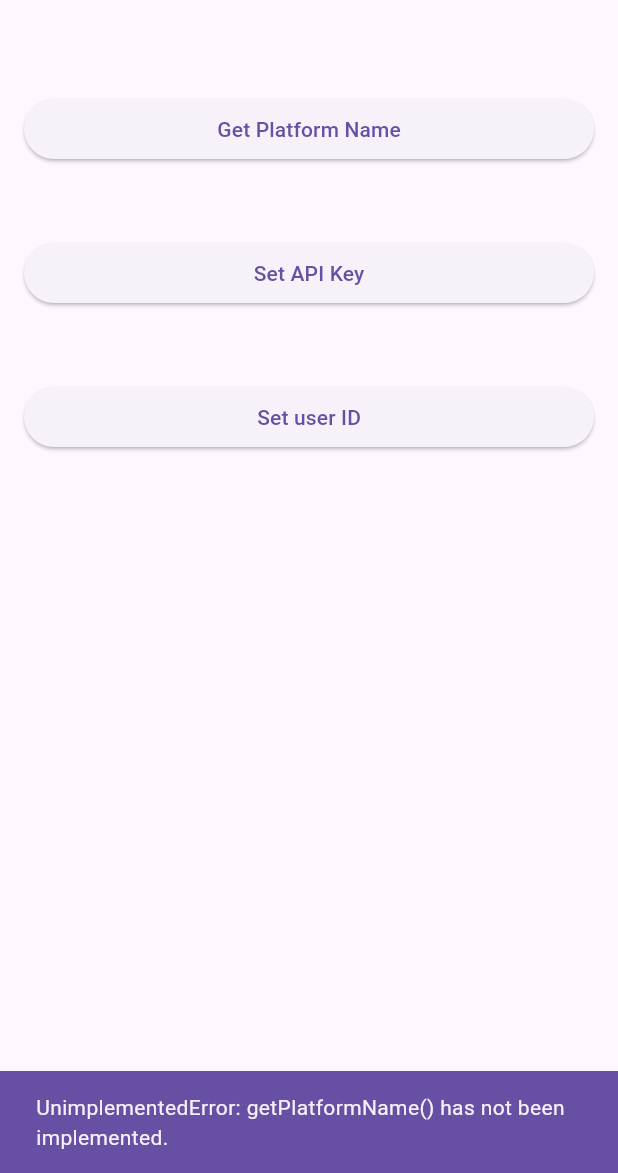
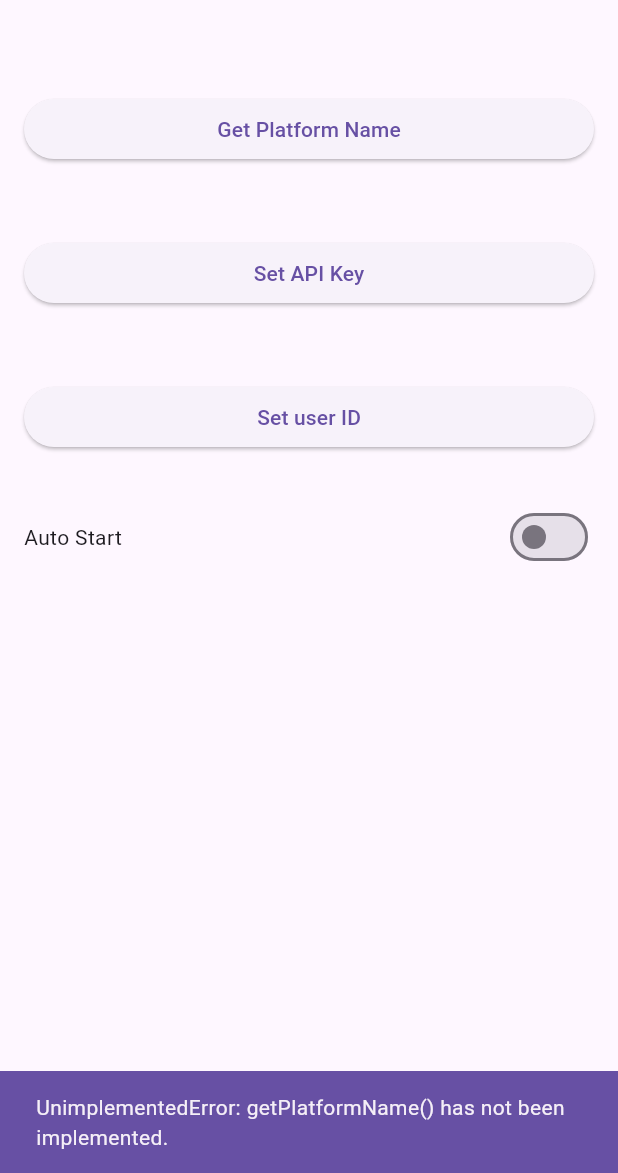
Before and after one commit to DriveQuantPublic/flutter-drivekit, a Flutter app: the screen it shows after launch, after a tap on "Get Platform Name", on a phone screen of 412 x 824 dp, the part 63-1236 px from its top. Run offline on Flutter 3.47's test engine with Material 3 defaults, Android fonts, the phone set to English and light mode, and no system bars; our stand-ins replace gap, plugin_platform_interface, sliver_tools.

Commit message:
feat(example): add autoStart example

```diff
--- a/packages/drivekit_core/flutter_drivekit_core/example/lib/home_page.dart
+++ b/packages/drivekit_core/flutter_drivekit_core/example/lib/home_page.dart
@@ -1,4 +1,5 @@
 import 'package:drivekit_core_example/widgets/sliver_api_key.dart';
+import 'package:drivekit_core_example/widgets/sliver_auto_start.dart';
 import 'package:drivekit_core_example/widgets/sliver_platform_name.dart';
 import 'package:drivekit_core_example/widgets/sliver_set_user_id.dart';
 import 'package:flutter/material.dart';
@@ -32,6 +33,11 @@ class HomePage extends StatelessWidget {
             sliver: SliverSetUserId(),
           ),
           SliverGap(32),
+          SliverPadding(
+            padding: EdgeInsets.symmetric(horizontal: 16),
+            sliver: SliverAutoStart(),
+          ),
+          SliverGap(32),
         ],
       ),
     );
--- /dev/null
+++ b/packages/drivekit_core/flutter_drivekit_core/example/lib/widgets/sliver_auto_start.dart
@@ -0,0 +1,36 @@
+import 'package:flutter/material.dart';
+import 'package:flutter_drivekit_trip_analysis/flutter_drivekit_trip_analysis.dart';
+
+class SliverAutoStart extends StatefulWidget {
+  const SliverAutoStart({super.key});
+
+  @override
+  State<SliverAutoStart> createState() => _SliverAutoStartState();
+}
+
+class _SliverAutoStartState extends State<SliverAutoStart> {
+  // in DriveKit SDK, autoStart defaults to false
+  bool _autoStart = false;
+
+  @override
+  Widget build(BuildContext context) {
+    final driveKitTripAnalysis = DrivekitTripAnalysis();
+    return SliverToBoxAdapter(
+      child: Row(
+        children: [
+          const Text('Auto Start'),
+          const Spacer(),
+          Switch(
+            value: _autoStart,
+            onChanged: (value) {
+              driveKitTripAnalysis.activateAutoStart(value);
+              setState(() {
+                _autoStart = value;
+              });
+            },
+          ),
+        ],
+      ),
+    );
+  }
+}
```
